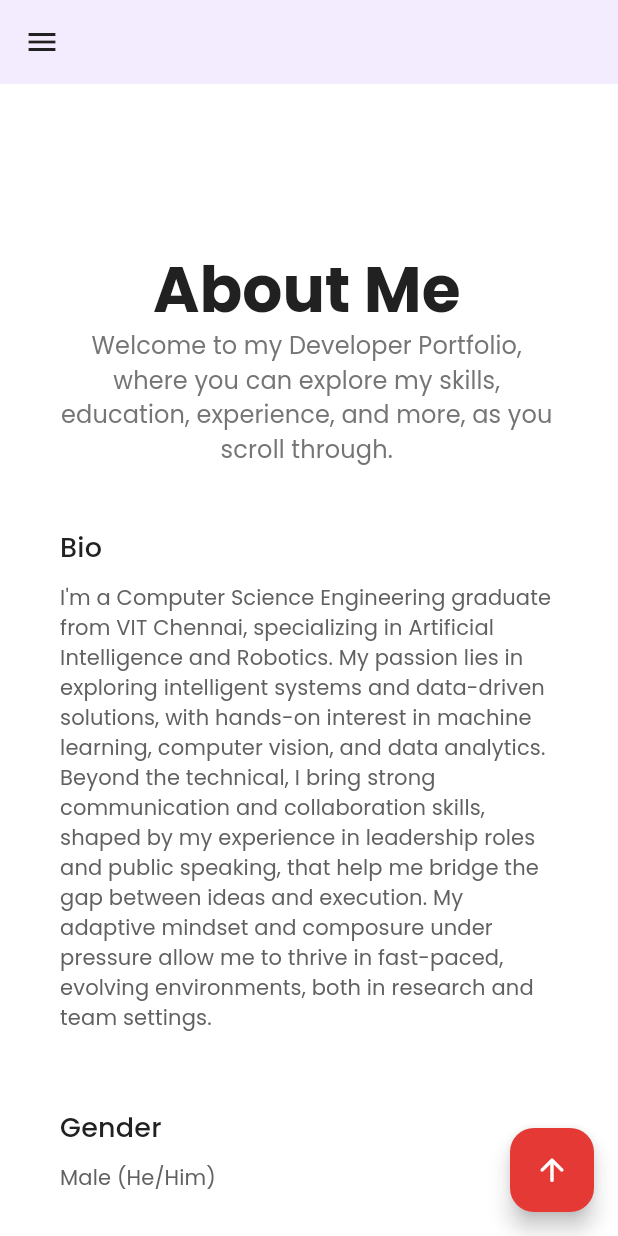
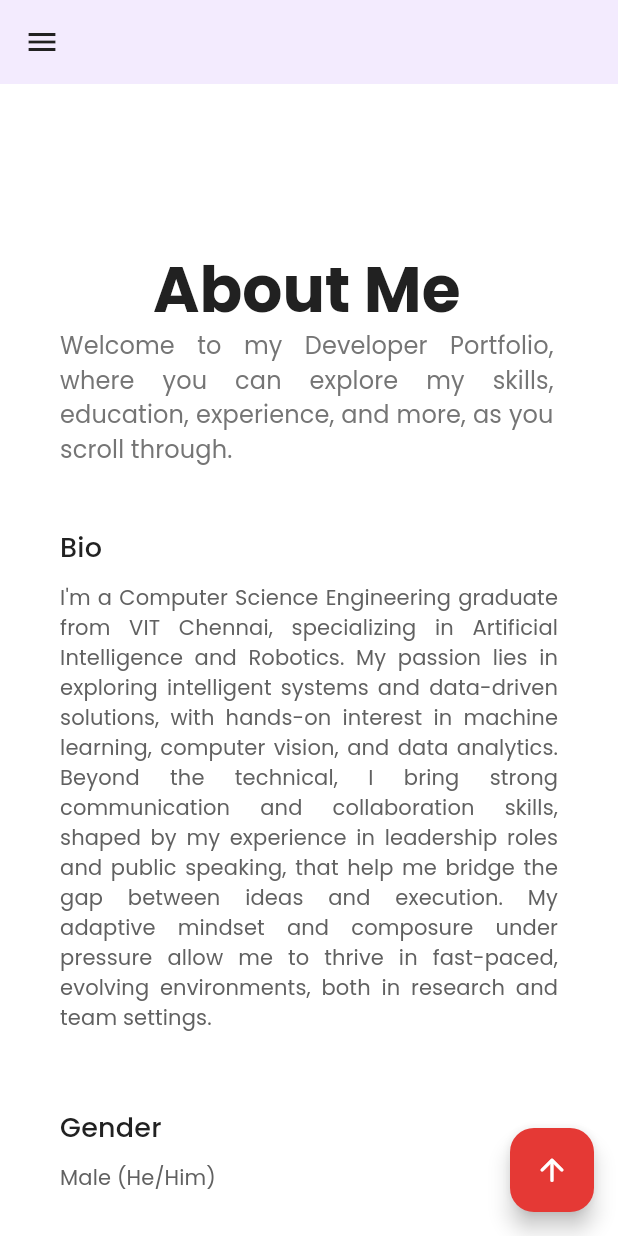
Before and after one commit to mxdhavgautam/portfolio-src, a Flutter app: the screen it shows after launch, scrolled down 576 dp, on a phone screen of 412 x 824 dp. Run offline on Flutter 3.47's test engine with Material 3 defaults, Android fonts, the phone set to English and light mode, and no system bars; our stand-ins replace flutter_native_splash; missing offline and left inert: seo.

Commit message:
text alignment, caching, favicon for google index

```diff
--- a/lib/main.dart
+++ b/lib/main.dart
@@ -1,4 +1,7 @@
 import 'package:flutter/material.dart';
+import 'dart:convert';
+import 'package:flutter/services.dart' show rootBundle;
+import 'package:flutter_native_splash/flutter_native_splash.dart';
 
 import 'theme/responsive_screen_provider.dart';
 import 'theme/app_theme.dart';
@@ -23,6 +26,8 @@ import 'package:seo/seo.dart';
 import 'package:flutter_web_plugins/url_strategy.dart';
 
 void main() {
+  final WidgetsBinding widgetsBinding = WidgetsFlutterBinding.ensureInitialized();
+  FlutterNativeSplash.preserve(widgetsBinding: widgetsBinding);
   usePathUrlStrategy();
   runApp(const MyApp());
 }
@@ -32,17 +37,10 @@ class MyApp extends StatelessWidget {
 
   @override
   Widget build(BuildContext context) {
-    // Defer initial heavy work until after splash is shown
+    // Centralized asset preloading; remove splash when done
     WidgetsBinding.instance.addPostFrameCallback((_) async {
-      // Allow the splash to be visible for a tick while we warm caches
-      await Future<void>.delayed(const Duration(milliseconds: 50));
-      final List<String> moreToCache = <String>[
-        'assets/images/hcl.png',
-        'assets/images/github.png',
-      ];
-      for (final String assetPath in moreToCache) {
-        precacheImage(AssetImage(assetPath), context);
-      }
+      await _precacheAllAssets(context);
+      FlutterNativeSplash.remove();
     });
     return SeoController(
       enabled: true,
@@ -85,19 +83,7 @@ class _HomePageState extends State<HomePage> {
 
     super.initState();
 
-    // Precache key images to reduce first-scroll jank, especially near extracurriculars
-    WidgetsBinding.instance.addPostFrameCallback((_) {
-      final List<String> imagesToCache = <String>[
-        'assets/images/voyage.png',
-        'assets/images/comsoc.png',
-        'assets/images/enactus.png',
-        'assets/images/ncs.png',
-        'assets/images/logo.png',
-      ];
-      for (final String assetPath in imagesToCache) {
-        precacheImage(AssetImage(assetPath), context);
-      }
-    });
+    // Precache is now centralized and handled during splash in MyApp
   }
 
   @override
@@ -174,3 +160,16 @@ class _HomePageState extends State<HomePage> {
     );
   }
 }
+
+Future<void> _precacheAllAssets(BuildContext context) async {
+  final String manifestJson = await rootBundle.loadString('AssetManifest.json');
+  final Map<String, dynamic> manifestMap = json.decode(manifestJson) as Map<String, dynamic>;
+  final Iterable<String> assetPaths = manifestMap.keys.where(
+    (String key) => key.startsWith('assets/images/') || key.startsWith('assets/icons/'),
+  );
+  final List<Future<void>> tasks = <Future<void>>[];
+  for (final String path in assetPaths) {
+    tasks.add(precacheImage(AssetImage(path), context));
+  }
+  await Future.wait(tasks);
+}
--- a/lib/mobile/ms_1_header.dart
+++ b/lib/mobile/ms_1_header.dart
@@ -10,7 +10,16 @@ class MS1Header extends StatelessWidget {
 
   List<Widget> headerData(BuildContext context) {
     return [
-      Image.asset('assets/images/logo.png', height: 250.0, width: 250.0),
+      Builder(builder: (context) {
+        final double dpr = MediaQuery.of(context).devicePixelRatio;
+        return Image.asset(
+          'assets/images/logo.png',
+          height: 250.0,
+          width: 250.0,
+          cacheHeight: (250.0 * dpr).round(),
+          cacheWidth: (250.0 * dpr).round(),
+        );
+      }),
       const SizedBox(height: 40.0),
       Column(
         children: [
--- a/lib/widgets/container_banner.dart
+++ b/lib/widgets/container_banner.dart
@@ -62,7 +62,7 @@ class ContainerBanner {
               SelectableText(
                 description,
                 style: Theme.of(context).textTheme.labelLarge,
-                textAlign: TextAlign.center,
+                textAlign: TextAlign.justify,
               ),
             ],
           ),
--- a/lib/widgets/container_card.dart
+++ b/lib/widgets/container_card.dart
@@ -52,14 +52,19 @@ class ContainerCard {
                     return Seo.image(
                       src: image,
                       alt: title,
-                      child: Image.asset(
+                      child: Builder(builder: (context) {
+                        final double dpr = MediaQuery.of(context).devicePixelRatio;
+                        return Image.asset(
                           image,
                           height: 70.0,
                           width: 70.0,
+                          cacheHeight: (70.0 * dpr).round(),
+                          cacheWidth: (70.0 * dpr).round(),
                           errorBuilder: (context, error, stackTrace) {
                             return const SizedBox(height: 70.0, width: 70.0);
                           },
-                      ),
+                        );
+                      }),
                     );
                   },
                 ),
@@ -76,7 +81,8 @@ class ContainerCard {
             ),
             const SizedBox(height: 10.0),
             SelectableText(description,
-                style: Theme.of(context).textTheme.labelLarge),
+                style: Theme.of(context).textTheme.labelLarge,
+                textAlign: TextAlign.justify),
             const SizedBox(height: 20.0),
             // ButtonTextSmall(
             //   text: 'View More >>',
@@ -136,14 +142,20 @@ class ContainerCard {
                     return Seo.image(
                       src: src,
                       alt: title,
-                      child: Image.asset(
+                      child: Builder(builder: (context) {
+                        final double dpr = MediaQuery.of(context).devicePixelRatio;
+                        return Image.asset(
                           src,
                           height: 70.0,
+                          width: 70.0,
                           semanticLabel: title,
+                          cacheHeight: (70.0 * dpr).round(),
+                          cacheWidth: (70.0 * dpr).round(),
                           errorBuilder: (context, error, stackTrace) {
                             return const SizedBox(height: 70.0, width: 70.0);
                           },
-                      ),
+                        );
+                      }),
                     );
                   },
                 ),
@@ -243,14 +255,20 @@ class ContainerCard {
                     return Seo.image(
                       src: src,
                       alt: title,
-                      child: Image.asset(
+                      child: Builder(builder: (context) {
+                        final double dpr = MediaQuery.of(context).devicePixelRatio;
+                        return Image.asset(
                           src,
                           height: 70.0,
+                          width: 70.0,
                           semanticLabel: title,
+                          cacheHeight: (70.0 * dpr).round(),
+                          cacheWidth: (70.0 * dpr).round(),
                           errorBuilder: (context, error, stackTrace) {
                             return const SizedBox(height: 70.0, width: 70.0);
                           },
-                      ),
+                        );
+                      }),
                     );
                   },
                 ),
--- a/lib/widgets/frame_title.dart
+++ b/lib/widgets/frame_title.dart
@@ -31,7 +31,7 @@ class FrameTitle extends StatelessWidget {
               style: TextTagStyle.p,
               child: SelectableText(
                 description,
-                textAlign: TextAlign.center,
+                textAlign: TextAlign.justify,
                 style: Theme.of(context).textTheme.titleSmall,
               ),
             ),
--- a/lib/widgets/text_pairs.dart
+++ b/lib/widgets/text_pairs.dart
@@ -14,6 +14,7 @@ class SeoTextPairs {
       child: Text(
         text,
         style: style,
+        textAlign: TextAlign.justify,
       ),
     );
   }
@@ -65,6 +66,7 @@ class SeoTextPairs {
                       ? const Color(0xFF424242)
                       : Theme.of(context).textTheme.labelLarge!.color,
                 ),
+            textAlign: TextAlign.justify,
           ),
         ),
         isThreeLines ? const SizedBox(height: 20.0) : Container(),
@@ -78,6 +80,7 @@ class SeoTextPairs {
                       ? const Color(0xFF424242)
                       : Theme.of(context).textTheme.labelLarge!.color,
                 ),
+            textAlign: TextAlign.justify,
           ),
         ),
       ],
@@ -107,6 +110,7 @@ class SeoTextPairs {
                       ? const Color(0xFF424242)
                       : Theme.of(context).textTheme.labelLarge!.color,
                 ),
+            textAlign: TextAlign.justify,
           ),
         ),
         const SizedBox(height: 20.0),
@@ -120,6 +124,7 @@ class SeoTextPairs {
                       ? const Color(0xFF424242)
                       : Theme.of(context).textTheme.labelLarge!.color,
                 ),
+            textAlign: TextAlign.justify,
           ),
         ),
       ],
```
Also changed, not shown: lib/desktop/ds_1_header.dart (+10 -1 lines), vercel.json, 1 other file. Lines whose indentation alone changed are shown as unchanged.
